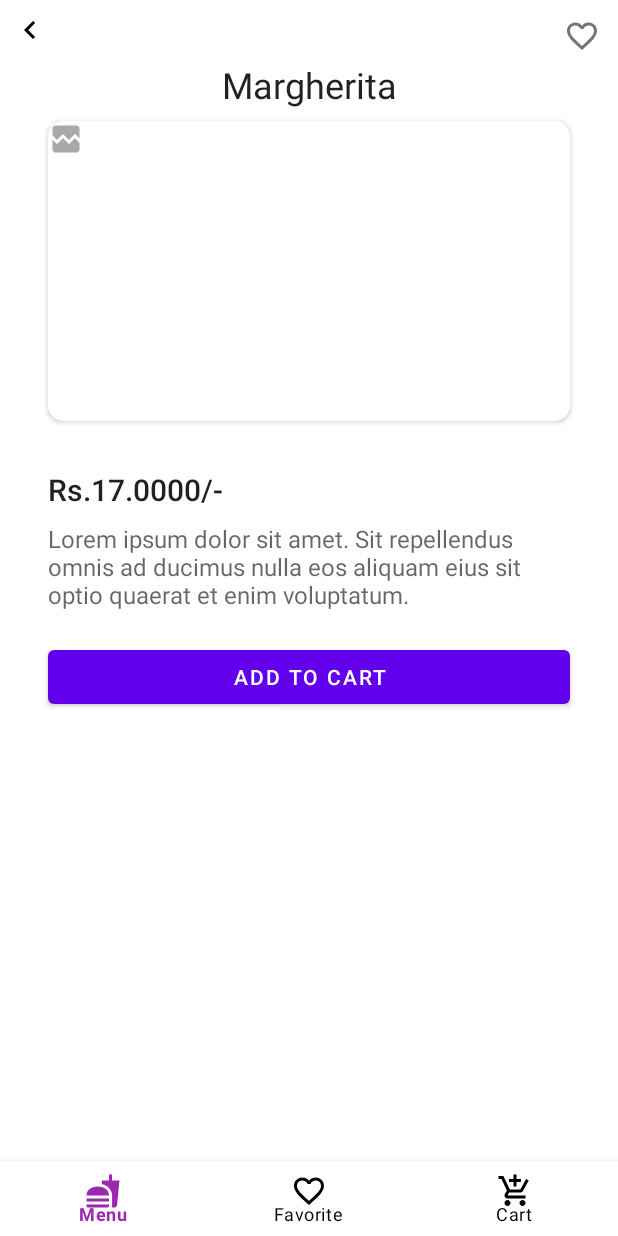
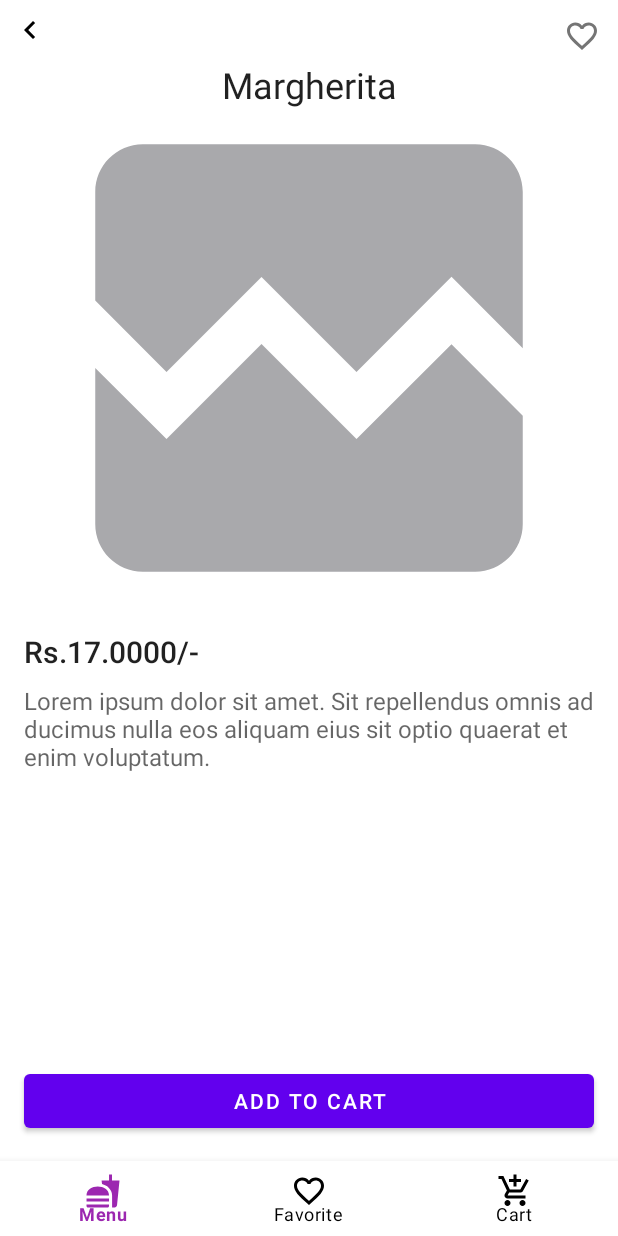
Before and after one commit to aashuprasad/Techstalwart, an Android app: the screen it shows after launch (MainActivity), after a tap on "Margherita", on a phone screen of 412 x 824 dp. Run offline under Robolectric (Android 15) with nearby library versions, the phone set to English and light mode, and no system bars; our stand-ins replace Room's generated code, data binding, navigation-ui; pictures from the network do not load; 2 statements that could not run were skipped.

```diff
--- a/app/src/main/java/com/ashu/techswtask/ui/activities/MainActivity.kt
+++ b/app/src/main/java/com/ashu/techswtask/ui/activities/MainActivity.kt
@@ -23,6 +23,7 @@ class MainActivity : AppCompatActivity() {
                 when(destination.id) {
                     R.id.homeFragment, R.id.favoriteFragment, R.id.cartFragment ->
                         bottomNavigationView.visibility = View.VISIBLE
+
                     else -> bottomNavigationView.visibility = View.GONE
                 }
             }
--- a/app/src/main/java/com/ashu/techswtask/ui/fragments/DetailFragment.kt
+++ b/app/src/main/java/com/ashu/techswtask/ui/fragments/DetailFragment.kt
@@ -1,6 +1,5 @@
 package com.ashu.techswtask.ui.fragments
 
-import android.content.Intent
 import android.os.Bundle
 import android.view.LayoutInflater
 import android.view.View
@@ -82,6 +81,8 @@ class DetailFragment : Fragment(), DetailOnClickListener {
         val fragmentManager = requireActivity().supportFragmentManager
         val transaction = fragmentManager.beginTransaction()
         transaction.replace(R.id.flFragment, cartFragment)
+        transaction.addToBackStack(null) // Add the current fragment to the back stack
+
         transaction.commit()
     }
 
--- a/app/src/main/res/layout/fragment_detail.xml
+++ b/app/src/main/res/layout/fragment_detail.xml
@@ -38,33 +38,24 @@
             android:layout_width="wrap_content"
             android:layout_height="wrap_content"
             android:layout_marginTop="8dp"
-            tools:text="Food Name"
             android:text="@{viewModel.selectedFood.name}"
             app:layout_constraintEnd_toEndOf="parent"
             app:layout_constraintStart_toStartOf="parent"
-            app:layout_constraintTop_toBottomOf="@+id/backButton" />
+            app:layout_constraintTop_toBottomOf="@+id/backButton"
+            tools:text="Food Name" />
 
-        <androidx.cardview.widget.CardView
-            android:id="@+id/cardimgView"
+
+        <ImageView
+            android:id="@+id/foodImage"
             android:layout_width="0dp"
-            android:layout_height="200dp"
-            android:layout_marginStart="32dp"
-            android:layout_marginTop="8dp"
-            android:layout_marginEnd="32dp"
-            app:cardCornerRadius="10dp"
+            android:layout_height="300dp"
+            android:layout_margin="16dp"
+            android:scaleType="centerCrop"
+            app:imageUrl="@{viewModel.selectedFood.image}"
             app:layout_constraintEnd_toEndOf="parent"
             app:layout_constraintStart_toStartOf="parent"
-            app:layout_constraintTop_toBottomOf="@+id/foodTitle">
-
-            <ImageView
-                android:id="@+id/foodImage"
-                android:layout_width="wrap_content"
-                android:layout_height="wrap_content"
-                android:scaleType="centerCrop"
-                app:imageUrl="@{viewModel.selectedFood.image}"
-                tools:srcCompat="@tools:sample/backgrounds/scenic"
-                />
-        </androidx.cardview.widget.CardView>
+            app:layout_constraintTop_toBottomOf="@+id/foodTitle"
+            tools:srcCompat="@tools:sample/backgrounds/scenic" />
 
 
         <TextView
@@ -73,11 +64,11 @@
             android:layout_width="wrap_content"
             android:layout_height="wrap_content"
             android:layout_marginTop="32dp"
-            tools:text="Rs.3878"
+            app:layout_constraintStart_toStartOf="@+id/foodImage"
+            app:layout_constraintTop_toBottomOf="@+id/foodImage"
+
             app:textViewBinding="@{viewModel.selectedFood.price}"
-
-            app:layout_constraintStart_toStartOf="@+id/cardimgView"
-            app:layout_constraintTop_toBottomOf="@+id/cardimgView" />
+            tools:text="Rs.3878" />
 
         <TextView
             android:id="@+id/foodDetail"
@@ -86,7 +77,7 @@
             android:layout_height="wrap_content"
             android:layout_marginTop="8dp"
             android:text="Lorem ipsum dolor sit amet. Sit repellendus omnis ad ducimus nulla eos aliquam eius sit optio quaerat et enim voluptatum. "
-            app:layout_constraintEnd_toEndOf="@+id/cardimgView"
+            app:layout_constraintEnd_toEndOf="@+id/foodImage"
             app:layout_constraintStart_toStartOf="@id/foodPrice"
             app:layout_constraintTop_toBottomOf="@+id/foodPrice" />
 
@@ -98,16 +89,16 @@
             android:elevation="10dp"
             app:layout_constraintEnd_toEndOf="parent"
             app:layout_constraintTop_toTopOf="parent" />
+
         <Button
             android:id="@+id/addToCart"
             android:layout_width="0dp"
             android:layout_height="wrap_content"
-            android:layout_marginTop="20dp"
+            android:layout_marginBottom="16dp"
             android:onClick="@{(view) -> click.onOpenCart(view, viewModel.selectedFood)}"
-
             android:text="Add to cart"
-            app:layout_constraintEnd_toEndOf="@+id/cardimgView"
-            app:layout_constraintStart_toStartOf="@+id/cardimgView"
-            app:layout_constraintTop_toBottomOf="@+id/foodDetail" />
+            app:layout_constraintBottom_toBottomOf="parent"
+            app:layout_constraintEnd_toEndOf="@+id/foodImage"
+            app:layout_constraintStart_toStartOf="@+id/foodImage" />
     </androidx.constraintlayout.widget.ConstraintLayout>
 </layout>
--- a/build.gradle
+++ b/build.gradle
@@ -1,6 +1,10 @@
 // Top-level build file where you can add configuration options common to all sub-projects/modules.
 
 buildscript {
+    ext {
+        agp_version = '8.2.0'
+        agp_version1 = '4.0.0'
+    }
     ext.kotlin_version = '1.3.72'
     repositories {
         google()
@@ -8,8 +12,8 @@ buildscript {
 
     }
     dependencies {
-        classpath 'com.android.tools.build:gradle:4.0.0'
-        classpath "org.jetbrains.kotlin:kotlin-gradle-plugin:$kotlin_version"
+        classpath "com.android.tools.build:gradle:$agp_version1"
+        classpath "org.jetbrains.kotlin:kotlin-gradle-plugin:1.3.72"
         classpath "androidx.navigation:navigation-safe-args-gradle-plugin:2.3.0"
 
         // NOTE: Do not place your application dependencies here; they belong
```
Also changed, not shown: app/build.gradle (+0 -8 lines).
